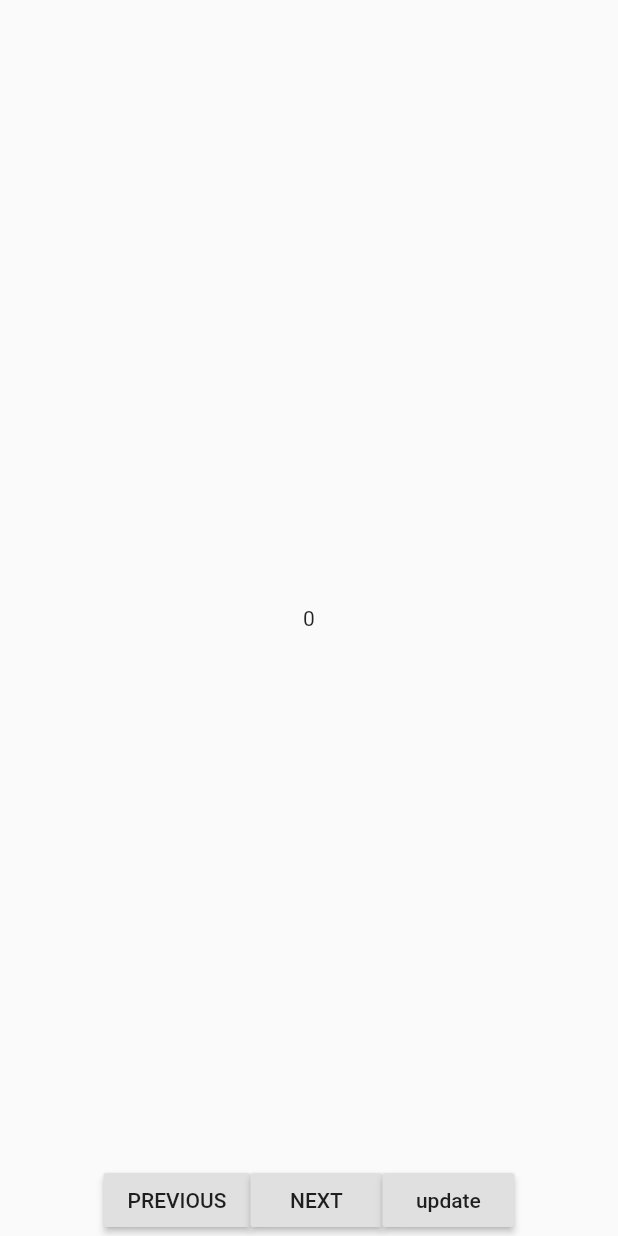
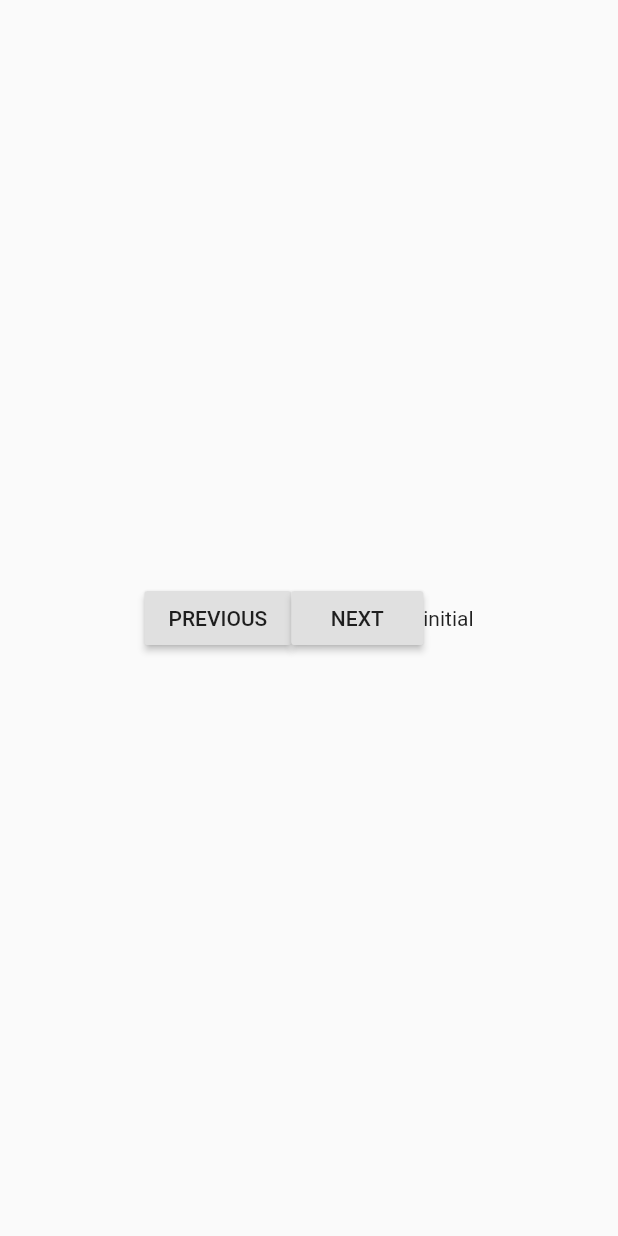
Before and after one commit to torbenkeller/navigation_flow, a Flutter app: the screen it shows after launch, after a tap on "Push Flow", on a phone screen of 412 x 824 dp. Run offline on Flutter 3.47's test engine with Material 2 defaults, Android fonts, the phone set to English and light mode, and no system bars.

Commit message:
updated example, readme and added exports

```diff
--- a/example/lib/main.dart
+++ b/example/lib/main.dart
@@ -1,10 +1,5 @@
-import 'package:flutter/cupertino.dart';
 import 'package:flutter/material.dart';
 import 'package:navigation_flow/navigation_flow.dart';
-import 'package:navigation_flow/arguments.dart';
-import 'package:navigation_flow/states.dart';
-import 'package:navigation_flow/linear_flow.dart';
-import 'package:navigation_flow/element.dart';
 
 void main() => runApp(MainApp());
 
@@ -30,109 +25,76 @@ class MainApp extends StatelessWidget {
   }
 }
 
-class MyPage extends StatelessWidget {
-  final int index;
+class MyState extends FlowState {
+  final String state1;
 
-  const MyPage({
-    Key key,
-    this.index,
-  }) : super(key: key);
-
-  @override
-  Widget build(BuildContext context) {
-    print(NavigationFlow.of<MyState>(context).state.myString);
-    return Scaffold(
-      body: Stack(
-        children: <Widget>[
-          Center(
-            child: Text(index.toString()),
-          ),
-          Align(
-            alignment: Alignment.bottomCenter,
-            child: Row(
-              mainAxisSize: MainAxisSize.min,
-              children: <Widget>[
-                RaisedButton(
-                  child: Text('PREVIOUS'),
-                  onPressed: () {
-                    Navigator.of(context).pop();
-                  },
-                ),
-                RaisedButton(
-                  child: Text('NEXT'),
-                  onPressed: () {
-                    NavigationFlow.of<MyState>(context)
-                        .next(context, MyArguments('My Argument ', index));
-                  },
-                ),
-                RaisedButton(
-                  child: Text('update'),
-                  onPressed: () {
-                    NavigationFlow.of<MyState>(context).updateState(MyState('asfd'));
-                  },
-                ),
-              ],
-            ),
-          ),
-        ],
-      ),
-    );
-  }
+  MyState(this.state1);
 }
 
 class MyArguments extends FlowArguments {
-  final String myArgument1;
-  final int myArgument2;
+  final String argument1;
 
-  MyArguments(this.myArgument1, this.myArgument2);
-}
-
-class MyState extends FlowState {
-  final String myString;
-
-  MyState(this.myString);
+  MyArguments(this.argument1);
 }
 
 class CustomFlow extends StatelessWidget {
   @override
   Widget build(BuildContext context) {
     return LinearFlow<MyState>(
-      initialState: MyState(''),
+      initialState: MyState('initial'),
       flow: [
         FlowElement(
           onNext: (BuildContext context, arguments) {
-            String myString = NavigationFlow.of<MyState>(context).state.myString;
-            NavigationFlow.of<MyState>(context).updateState(MyState(myString + 'a '));
-            print(NavigationFlow.of<MyState>(context).state.myString);
+            // access arguments
+            if (arguments is MyArguments) {
+              print(arguments.argument1);
+            }
+
+            NavigationFlow.of<MyState>(context).updateState(MyState('updated'));
+
+            // your logic
           },
-          onPrevious: () {},
-          page: MyPage(index: 0),
+          onPrevious: () {
+            // your logic
+          },
+          page: MyPage(),
         ),
         FlowElement(
-          onNext: (BuildContext context, arguments) {
-            String myString = NavigationFlow.of<MyState>(context).state.myString;
-            NavigationFlow.of<MyState>(context).updateState(MyState(myString + 'a '));
-//            print(NavigationFlow.of<MyState>(context).state.myString);
-          },
-          page: MyPage(index: 1),
+          page: MyPage(),
         ),
         FlowElement(
-          onNext: (BuildContext context, arguments) {
-            String myString = NavigationFlow.of<MyState>(context).state.myString;
-            NavigationFlow.of<MyState>(context).updateState(MyState(myString + 'a '));
-//            print(NavigationFlow.of<MyState>(context).state.myString);
-          },
-          page: MyPage(index: 2),
-        ),
-        FlowElement(
-          onNext: (BuildContext context, arguments) {
-            String myString = NavigationFlow.of<MyState>(context).state.myString;
-            NavigationFlow.of<MyState>(context).updateState(MyState(myString + 'a '));
-//            print(NavigationFlow.of<MyState>(context).state.myString);
-          },
-          page: MyPage(index: 3),
+          page: MyPage(),
         ),
       ],
     );
   }
 }
+
+class MyPage extends StatelessWidget {
+  @override
+  Widget build(BuildContext context) {
+    return Scaffold(
+      body: Center(
+        child: Row(
+          mainAxisSize: MainAxisSize.min,
+          children: <Widget>[
+            RaisedButton(
+              child: Text('PREVIOUS'),
+              onPressed: () {
+                Navigator.of(context).pop();
+              },
+            ),
+            RaisedButton(
+              child: Text('NEXT'),
+              onPressed: () {
+                NavigationFlow.of<MyState>(context)
+                    .next(context, MyArguments('the argument content'));
+              },
+            ),
+            Text(NavigationFlow.of<MyState>(context).state.state1),
+          ],
+        ),
+      ),
+    );
+  }
+}
--- a/lib/element.dart
+++ b/lib/element.dart
@@ -1,7 +1,7 @@
 import 'dart:async';
 
 import 'package:flutter/material.dart';
-import 'package:navigation_flow/arguments.dart';
+import './arguments.dart';
 
 typedef OnNext = FutureOr<void> Function(BuildContext context, FlowArguments);
 
--- a/lib/navigation_flow.dart
+++ b/lib/navigation_flow.dart
@@ -1,52 +1,7 @@
 library navigation_flow;
 
-import 'package:flutter/material.dart';
-import 'package:navigation_flow/arguments.dart';
-import 'package:navigation_flow/element.dart';
-import 'package:navigation_flow/states.dart';
-
-typedef UpdateFlowState<S extends FlowState> = void Function(S state);
-
-typedef ExecuteNext = void Function(BuildContext context);
-
-class NavigationFlow<S extends FlowState> extends InheritedWidget {
-  final FlowElement _element;
-  final ExecuteNext _executeNext;
-
-  /// The current state of the NavigationFlow
-  final S state;
-
-  /// Sets the state to the passed one and
-  final UpdateFlowState<S> updateState;
-
-  NavigationFlow({
-    @required this.state,
-    @required this.updateState,
-    @required Widget child,
-    @required FlowElement element,
-    @required ExecuteNext executeNext,
-  })  : this._element = element,
-        this._executeNext = executeNext,
-        assert(state != null),
-        assert(updateState != null),
-        assert(element != null),
-        assert(executeNext != null),
-        assert(child != null),
-        super(child: child);
-
-  @override
-  bool updateShouldNotify(NavigationFlow oldWidget) => oldWidget.state != state;
-
-  static NavigationFlow<S> of<S extends FlowState>(BuildContext context) {
-    final result = context.dependOnInheritedWidgetOfExactType<NavigationFlow<S>>();
-    return result;
-  }
-
-  /// Pushes the next page and calls `onNext` of the `FLowElement`.
-  /// You can also use `Navigator.of(context).push('/next')` to get the next page but
-  /// it's not recommended because the `onNext` function of the `FlowElement` is not called then.
-  void next(BuildContext context, FlowArguments arguments) async {
-    if (_element.onNext != null) await _element.onNext(context, arguments);
-    _executeNext(context);
-  }
-}
+export './arguments.dart';
+export './navigation_flow_widget.dart';
+export './linear_flow.dart';
+export './element.dart';
+export './states.dart';
--- /dev/null
+++ b/lib/navigation_flow_widget.dart
@@ -0,0 +1,50 @@
+import 'package:flutter/material.dart';
+import './arguments.dart';
+import './element.dart';
+import './states.dart';
+
+typedef UpdateFlowState<S extends FlowState> = void Function(S state);
+
+typedef ExecuteNext = void Function(BuildContext context);
+
+class NavigationFlow<S extends FlowState> extends InheritedWidget {
+  final FlowElement _element;
+  final ExecuteNext _executeNext;
+
+  /// The current state of the NavigationFlow
+  final S state;
+
+  /// Sets the state to the passed one and
+  final UpdateFlowState<S> updateState;
+
+  NavigationFlow({
+    @required this.state,
+    @required this.updateState,
+    @required Widget child,
+    @required FlowElement element,
+    @required ExecuteNext executeNext,
+  })  : this._element = element,
+        this._executeNext = executeNext,
+        assert(state != null),
+        assert(updateState != null),
+        assert(element != null),
+        assert(executeNext != null),
+        assert(child != null),
+        super(child: child);
+
+  @override
+  bool updateShouldNotify(NavigationFlow oldWidget) => oldWidget.state != state;
+
+  static NavigationFlow<S> of<S extends FlowState>(BuildContext context) {
+    final result = context.dependOnInheritedWidgetOfExactType<NavigationFlow<S>>();
+    return result;
+  }
+
+  /// Pushes the next page and calls `onNext` of the `FLowElement`.
+  /// You can also use `Navigator.of(context).push('/next')` to get the next page but
+  /// it's not recommended because the `onNext` function of the `FlowElement` is not called then.
+  void next(BuildContext context, FlowArguments arguments) async {
+    if (_element.onNext != null) await _element.onNext(context, arguments);
+    _executeNext(context);
+  }
+}
```
Also changed, not shown: lib/linear_flow.dart (+4 -4 lines), 1 other file.
